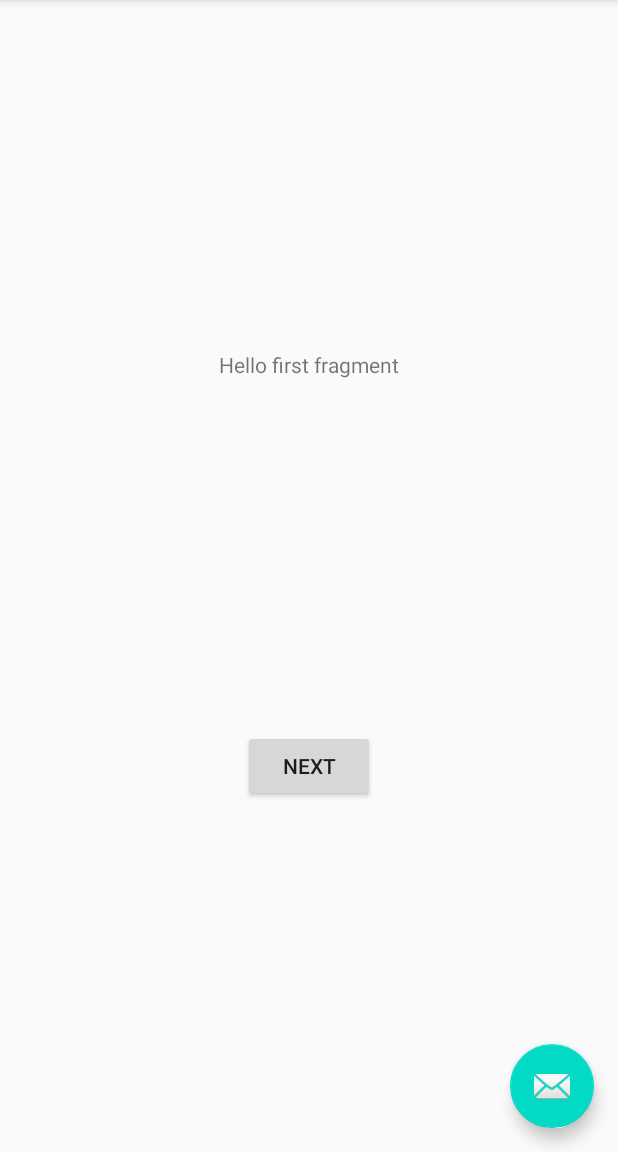
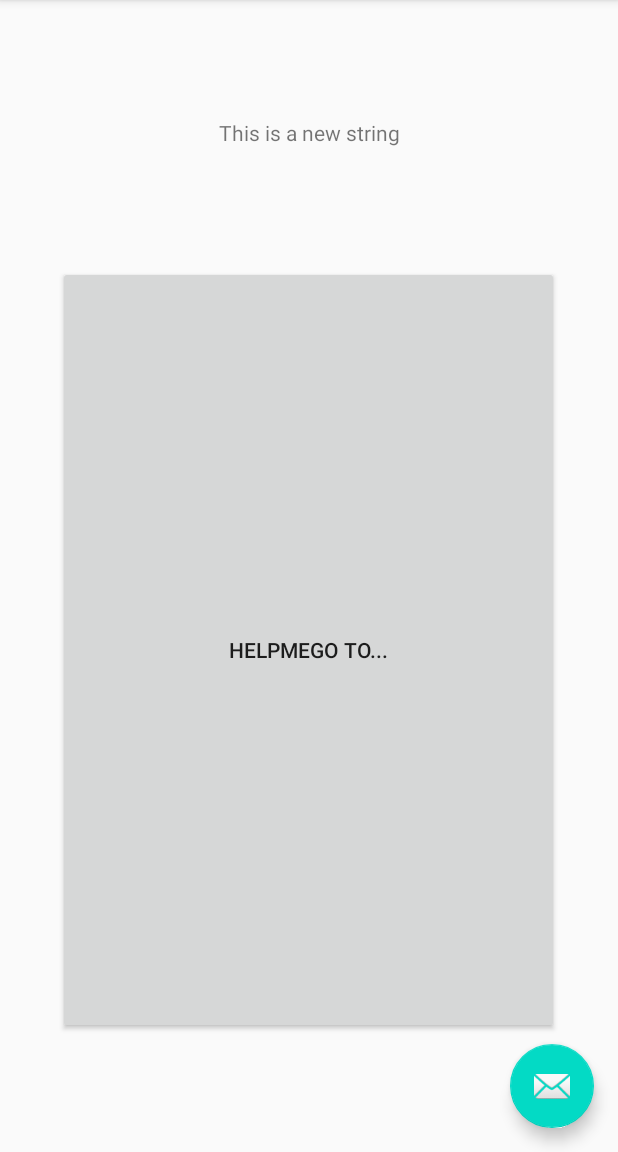
Before and after one commit to CincoSwim/HelpMeGo-Java, an Android app: the screen it shows after launch (MainActivity), on a phone screen of 412 x 824 dp, the part 84-1236 px from its top. Run offline under Robolectric (Android 15) with nearby library versions, the phone set to English and light mode, and no system bars.

Commit message:
small changes to UI for test

```diff
--- a/app/src/main/res/layout/fragment_first.xml
+++ b/app/src/main/res/layout/fragment_first.xml
@@ -11,7 +11,7 @@
             android:id="@+id/textview_first"
             android:layout_width="wrap_content"
             android:layout_height="wrap_content"
-            android:text="@string/hello_first_fragment"
+            android:text="@string/test_new_string"
             app:layout_constraintTop_toTopOf="parent"
             app:layout_constraintStart_toStartOf="parent"
             app:layout_constraintEnd_toEndOf="parent"
@@ -20,12 +20,12 @@
 
     <Button
             android:id="@+id/button_first"
-            android:layout_width="wrap_content"
-            android:layout_height="wrap_content"
-            android:text="@string/next"
+            android:layout_width="334dp"
+            android:layout_height="512dp"
+            android:text="@string/HelpMeGo"
             app:layout_constraintTop_toBottomOf="@id/textview_first"
             app:layout_constraintStart_toStartOf="parent"
             app:layout_constraintEnd_toEndOf="parent"
             app:layout_constraintBottom_toBottomOf="parent"
-    />
+            app:layout_constraintHorizontal_bias="0.496"/>
 </androidx.constraintlayout.widget.ConstraintLayout>
--- a/app/src/main/res/values/strings.xml
+++ b/app/src/main/res/values/strings.xml
@@ -6,7 +6,8 @@
     <string name="second_fragment_label">Second Fragment</string>
     <string name="next">Next</string>
     <string name="previous">Previous</string>
-
+    <string name="HelpMeGo">HelpMeGo to...</string>
+    <string name="test_new_string">This is a new string</string>
     <string name="hello_first_fragment">Hello first fragment</string>
     <string name="hello_second_fragment">Hello second fragment. Arg: %1$s</string>
 </resources>
```
